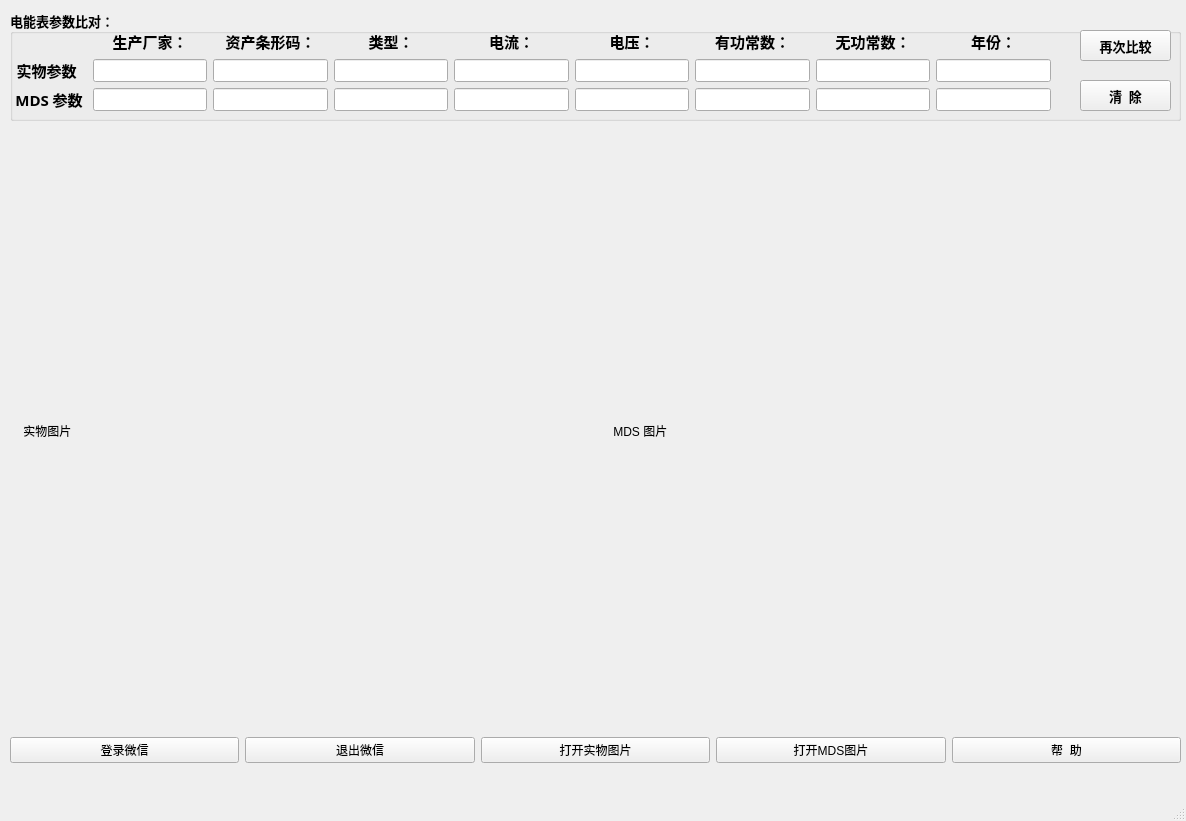
Above: Meter_Parameter.ui from ocean998/Meter_Parameters before the change. Below: the same form after it.
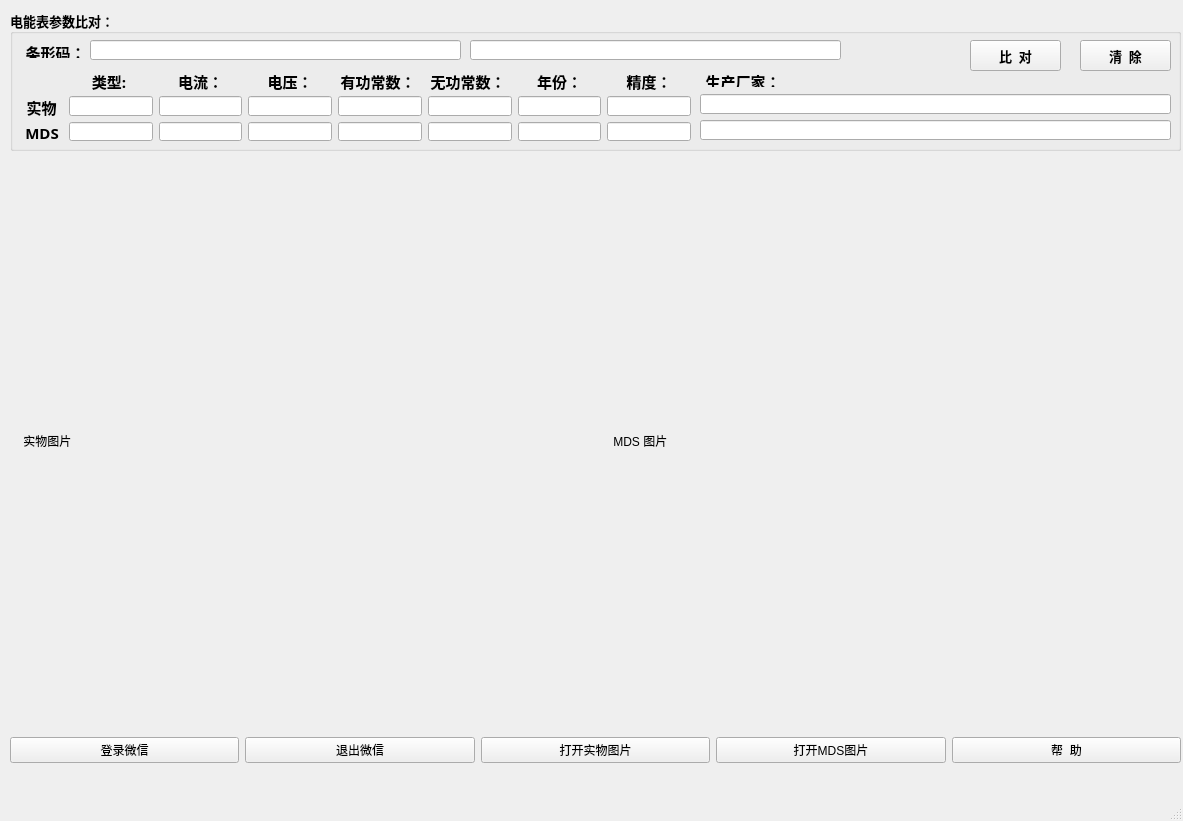
That is the form after the change.

Commit message: pyQt5 界面逻辑分离2

```diff
--- a/Meter_Parameter.ui
+++ b/Meter_Parameter.ui
@@ -6,7 +6,7 @@
    <rect>
     <x>0</x>
     <y>0</y>
-    <width>1186</width>
+    <width>1183</width>
     <height>821</height>
    </rect>
   </property>
@@ -23,7 +23,7 @@
       <x>10</x>
       <y>10</y>
       <width>1171</width>
-      <height>111</height>
+      <height>141</height>
      </rect>
     </property>
     <property name="font">
@@ -37,16 +37,119 @@
     <property name="title">
      <string>电能表参数比对：</string>
     </property>
+    <widget class="QPushButton" name="pushButton_5">
+     <property name="geometry">
+      <rect>
+       <x>960</x>
+       <y>30</y>
+       <width>91</width>
+       <height>31</height>
+      </rect>
+     </property>
+     <property name="text">
+      <string>比  对</string>
+     </property>
+    </widget>
+    <widget class="QPushButton" name="pushButton_6">
+     <property name="geometry">
+      <rect>
+       <x>1070</x>
+       <y>30</y>
+       <width>91</width>
+       <height>31</height>
+      </rect>
+     </property>
+     <property name="text">
+      <string>清  除</string>
+     </property>
+    </widget>
+    <widget class="QLineEdit" name="lineEdit_10">
+     <property name="geometry">
+      <rect>
+       <x>460</x>
+       <y>30</y>
+       <width>371</width>
+       <height>20</height>
+      </rect>
+     </property>
+    </widget>
+    <widget class="QLineEdit" name="lineEdit_2">
+     <property name="geometry">
+      <rect>
+       <x>80</x>
+       <y>30</y>
+       <width>371</width>
+       <height>20</height>
+      </rect>
+     </property>
+    </widget>
+    <widget class="QLabel" name="label_25">
+     <property name="geometry">
+      <rect>
+       <x>10</x>
+       <y>31</y>
+       <width>71</width>
+       <height>17</height>
+      </rect>
+     </property>
+     <property name="font">
+      <font>
+       <family>新宋体</family>
+       <pointsize>9</pointsize>
+       <weight>50</weight>
+       <bold>false</bold>
+      </font>
+     </property>
+     <property name="text">
+      <string>&lt;html&gt;&lt;head/&gt;&lt;body&gt;&lt;p align=&quot;center&quot;&gt;&lt;span style=&quot; font-size:11pt; font-weight:600;&quot;&gt;条形码：&lt;/span&gt;&lt;/p&gt;&lt;/body&gt;&lt;/html&gt;</string>
+     </property>
+    </widget>
     <widget class="QWidget" name="gridLayoutWidget_4">
      <property name="geometry">
       <rect>
-       <x>0</x>
-       <y>20</y>
-       <width>1041</width>
-       <height>81</height>
+       <x>10</x>
+       <y>60</y>
+       <width>671</width>
+       <height>71</height>
       </rect>
      </property>
      <layout class="QGridLayout" name="gridLayout_4">
+      <item row="2" column="3">
+       <widget class="QLineEdit" name="lineEdit_13"/>
+      </item>
+      <item row="2" column="1">
+       <widget class="QLineEdit" name="lineEdit_11"/>
+      </item>
+      <item row="2" column="2">
+       <widget class="QLineEdit" name="lineEdit_12"/>
+      </item>
+      <item row="2" column="4">
+       <widget class="QLineEdit" name="lineEdit_14"/>
+      </item>
+      <item row="2" column="5">
+       <widget class="QLineEdit" name="lineEdit_15"/>
+      </item>
+      <item row="0" column="6">
+       <widget class="QLabel" name="label_26">
+        <property name="font">
+         <font>
+          <family>新宋体</family>
+          <pointsize>9</pointsize>
+          <weight>50</weight>
+          <bold>false</bold>
+         </font>
+        </property>
+        <property name="text">
+         <string>&lt;html&gt;&lt;head/&gt;&lt;body&gt;&lt;p align=&quot;center&quot;&gt;&lt;span style=&quot; font-size:11pt; font-weight:600;&quot;&gt;年份：&lt;/span&gt;&lt;/p&gt;&lt;/body&gt;&lt;/html&gt;</string>
+        </property>
+       </widget>
+      </item>
+      <item row="2" column="6">
+       <widget class="QLineEdit" name="lineEdit_16"/>
+      </item>
+      <item row="1" column="6">
+       <widget class="QLineEdit" name="lineEdit_8"/>
+      </item>
       <item row="2" column="0">
        <widget class="QLabel" name="label_3">
         <property name="font">
@@ -56,7 +159,7 @@
          </font>
         </property>
         <property name="text">
-         <string>&lt;html&gt;&lt;head/&gt;&lt;body&gt;&lt;p align=&quot;center&quot;&gt;&lt;span style=&quot; font-size:11pt;&quot;&gt;MDS 参数 &lt;/span&gt;&lt;/p&gt;&lt;/body&gt;&lt;/html&gt;</string>
+         <string>&lt;html&gt;&lt;head/&gt;&lt;body&gt;&lt;p align=&quot;center&quot;&gt;&lt;span style=&quot; font-size:11pt; font-weight:600;&quot;&gt;MDS &lt;/span&gt;&lt;/p&gt;&lt;/body&gt;&lt;/html&gt;</string>
         </property>
         <property name="indent">
          <number>5</number>
@@ -72,71 +175,11 @@
          </font>
         </property>
         <property name="text">
-         <string>&lt;html&gt;&lt;head/&gt;&lt;body&gt;&lt;p align=&quot;center&quot;&gt;&lt;span style=&quot; font-size:11pt;&quot;&gt;实物参数 &lt;/span&gt;&lt;/p&gt;&lt;/body&gt;&lt;/html&gt;</string>
-        </property>
-       </widget>
-      </item>
-      <item row="0" column="1">
-       <widget class="QLabel" name="label_18">
-        <property name="font">
-         <font>
-          <family>新宋体</family>
-          <pointsize>9</pointsize>
-          <weight>50</weight>
-          <bold>false</bold>
-         </font>
-        </property>
-        <property name="text">
-         <string>&lt;html&gt;&lt;head/&gt;&lt;body&gt;&lt;p align=&quot;center&quot;&gt;&lt;span style=&quot; font-size:11pt; font-weight:600;&quot;&gt;生产厂家：&lt;/span&gt;&lt;/p&gt;&lt;/body&gt;&lt;/html&gt;</string>
+         <string>&lt;html&gt;&lt;head/&gt;&lt;body&gt;&lt;p align=&quot;center&quot;&gt;&lt;span style=&quot; font-size:11pt; font-weight:600;&quot;&gt;实物&lt;/span&gt;&lt;/p&gt;&lt;/body&gt;&lt;/html&gt;</string>
         </property>
        </widget>
       </item>
       <item row="0" column="3">
-       <widget class="QLabel" name="label_20">
-        <property name="font">
-         <font>
-          <family>新宋体</family>
-          <pointsize>9</pointsize>
-          <weight>50</weight>
-          <bold>false</bold>
-         </font>
-        </property>
-        <property name="text">
-         <string>&lt;html&gt;&lt;head/&gt;&lt;body&gt;&lt;p align=&quot;center&quot;&gt;&lt;span style=&quot; font-size:11pt; font-weight:600;&quot;&gt;类型：&lt;/span&gt;&lt;/p&gt;&lt;/body&gt;&lt;/html&gt;</string>
-        </property>
-       </widget>
-      </item>
-      <item row="0" column="2">
-       <widget class="QLabel" name="label_25">
-        <property name="font">
-         <font>
-          <family>新宋体</family>
-          <pointsize>9</pointsize>
-          <weight>50</weight>
-          <bold>false</bold>
-         </font>
-        </property>
-        <property name="text">
-         <string>&lt;html&gt;&lt;head/&gt;&lt;body&gt;&lt;p align=&quot;center&quot;&gt;&lt;span style=&quot; font-size:11pt; font-weight:600;&quot;&gt;资产条形码：&lt;/span&gt;&lt;/p&gt;&lt;/body&gt;&lt;/html&gt;</string>
-        </property>
-       </widget>
-      </item>
-      <item row="0" column="7">
-       <widget class="QLabel" name="label_22">
-        <property name="font">
-         <font>
-          <family>新宋体</family>
-          <pointsize>9</pointsize>
-          <weight>50</weight>
-          <bold>false</bold>
-         </font>
-        </property>
-        <property name="text">
-         <string>&lt;html&gt;&lt;head/&gt;&lt;body&gt;&lt;p align=&quot;center&quot;&gt;&lt;span style=&quot; font-size:11pt; font-weight:600;&quot;&gt;无功常数：&lt;/span&gt;&lt;/p&gt;&lt;/body&gt;&lt;/html&gt;</string>
-        </property>
-       </widget>
-      </item>
-      <item row="0" column="5">
        <widget class="QLabel" name="label_21">
         <property name="enabled">
          <bool>true</bool>
@@ -158,7 +201,37 @@
         </property>
        </widget>
       </item>
-      <item row="0" column="4">
+      <item row="0" column="5">
+       <widget class="QLabel" name="label_22">
+        <property name="font">
+         <font>
+          <family>新宋体</family>
+          <pointsize>9</pointsize>
+          <weight>50</weight>
+          <bold>false</bold>
+         </font>
+        </property>
+        <property name="text">
+         <string>&lt;html&gt;&lt;head/&gt;&lt;body&gt;&lt;p align=&quot;center&quot;&gt;&lt;span style=&quot; font-size:11pt; font-weight:600;&quot;&gt;无功常数：  &lt;/span&gt;&lt;/p&gt;&lt;/body&gt;&lt;/html&gt;</string>
+        </property>
+       </widget>
+      </item>
+      <item row="0" column="1">
+       <widget class="QLabel" name="label_20">
+        <property name="font">
+         <font>
+          <family>新宋体</family>
+          <pointsize>9</pointsize>
+          <weight>50</weight>
+          <bold>false</bold>
+         </font>
+        </property>
+        <property name="text">
+         <string>&lt;html&gt;&lt;head/&gt;&lt;body&gt;&lt;p align=&quot;center&quot;&gt;&lt;span style=&quot; font-size:11pt; font-weight:600;&quot;&gt;类型:       &lt;/span&gt;&lt;/p&gt;&lt;/body&gt;&lt;/html&gt;</string>
+        </property>
+       </widget>
+      </item>
+      <item row="0" column="2">
        <widget class="QLabel" name="label_19">
         <property name="font">
          <font>
@@ -173,7 +246,7 @@
         </property>
        </widget>
       </item>
-      <item row="0" column="6">
+      <item row="0" column="4">
        <widget class="QLabel" name="label_23">
         <property name="font">
          <font>
@@ -184,99 +257,87 @@
          </font>
         </property>
         <property name="text">
-         <string>&lt;html&gt;&lt;head/&gt;&lt;body&gt;&lt;p align=&quot;center&quot;&gt;&lt;span style=&quot; font-size:11pt; font-weight:600;&quot;&gt;有功常数：&lt;/span&gt;&lt;/p&gt;&lt;/body&gt;&lt;/html&gt;</string>
+         <string>&lt;html&gt;&lt;head/&gt;&lt;body&gt;&lt;p align=&quot;center&quot;&gt;&lt;span style=&quot; font-size:11pt; font-weight:600;&quot;&gt;有功常数：  &lt;/span&gt;&lt;/p&gt;&lt;/body&gt;&lt;/html&gt;</string>
         </property>
        </widget>
       </item>
-      <item row="0" column="8">
-       <widget class="QLabel" name="label_26">
-        <property name="font">
-         <font>
-          <family>新宋体</family>
-          <pointsize>9</pointsize>
-          <weight>50</weight>
-          <bold>false</bold>
-         </font>
-        </property>
-        <property name="text">
-         <string>&lt;html&gt;&lt;head/&gt;&lt;body&gt;&lt;p align=&quot;center&quot;&gt;&lt;span style=&quot; font-size:11pt; font-weight:600;&quot;&gt;年份：&lt;/span&gt;&lt;/p&gt;&lt;/body&gt;&lt;/html&gt;</string>
-        </property>
-       </widget>
+      <item row="1" column="4">
+       <widget class="QLineEdit" name="lineEdit_6"/>
+      </item>
+      <item row="1" column="5">
+       <widget class="QLineEdit" name="lineEdit_7"/>
       </item>
       <item row="1" column="1">
-       <widget class="QLineEdit" name="lineEdit"/>
-      </item>
-      <item row="1" column="2">
-       <widget class="QLineEdit" name="lineEdit_2"/>
-      </item>
-      <item row="1" column="3">
        <widget class="QLineEdit" name="lineEdit_3"/>
       </item>
-      <item row="1" column="4">
+      <item row="1" column="2">
        <widget class="QLineEdit" name="lineEdit_4"/>
       </item>
-      <item row="1" column="5">
+      <item row="1" column="3">
        <widget class="QLineEdit" name="lineEdit_5"/>
       </item>
-      <item row="1" column="6">
-       <widget class="QLineEdit" name="lineEdit_6"/>
+      <item row="0" column="7">
+       <widget class="QLabel" name="label_27">
+        <property name="font">
+         <font>
+          <family>新宋体</family>
+          <pointsize>9</pointsize>
+          <weight>50</weight>
+          <bold>false</bold>
+         </font>
+        </property>
+        <property name="text">
+         <string>&lt;html&gt;&lt;head/&gt;&lt;body&gt;&lt;p align=&quot;center&quot;&gt;&lt;span style=&quot; font-size:11pt; font-weight:600;&quot;&gt;精度：&lt;/span&gt;&lt;/p&gt;&lt;/body&gt;&lt;/html&gt;</string>
+        </property>
+       </widget>
       </item>
       <item row="1" column="7">
-       <widget class="QLineEdit" name="lineEdit_7"/>
-      </item>
-      <item row="1" column="8">
-       <widget class="QLineEdit" name="lineEdit_8"/>
-      </item>
-      <item row="2" column="1">
-       <widget class="QLineEdit" name="lineEdit_9"/>
-      </item>
-      <item row="2" column="2">
-       <widget class="QLineEdit" name="lineEdit_10"/>
-      </item>
-      <item row="2" column="3">
-       <widget class="QLineEdit" name="lineEdit_11"/>
-      </item>
-      <item row="2" column="4">
-       <widget class="QLineEdit" name="lineEdit_12"/>
-      </item>
-      <item row="2" column="5">
-       <widget class="QLineEdit" name="lineEdit_13"/>
-      </item>
-      <item row="2" column="6">
-       <widget class="QLineEdit" name="lineEdit_14"/>
+       <widget class="QLineEdit" name="lineEdit_17"/>
       </item>
       <item row="2" column="7">
-       <widget class="QLineEdit" name="lineEdit_15"/>
-      </item>
-      <item row="2" column="8">
-       <widget class="QLineEdit" name="lineEdit_16"/>
+       <widget class="QLineEdit" name="lineEdit_18"/>
       </item>
      </layout>
     </widget>
-    <widget class="QPushButton" name="pushButton_5">
+    <widget class="QLineEdit" name="lineEdit_9">
      <property name="geometry">
       <rect>
-       <x>1070</x>
-       <y>20</y>
-       <width>91</width>
-       <height>31</height>
+       <x>690</x>
+       <y>110</y>
+       <width>471</width>
+       <height>20</height>
       </rect>
      </property>
-     <property name="text">
-      <string>再次比较</string>
-     </property>
     </widget>
-    <widget class="QPushButton" name="pushButton_6">
+    <widget class="QLabel" name="label_18">
      <property name="geometry">
       <rect>
-       <x>1070</x>
-       <y>70</y>
-       <width>91</width>
-       <height>31</height>
+       <x>690</x>
+       <y>60</y>
+       <width>86</width>
+       <height>17</height>
       </rect>
      </property>
+     <property name="font">
+      <font>
+       <family>新宋体</family>
+       <pointsize>9</pointsize>
+       <weight>50</weight>
+       <bold>false</bold>
+      </font>
+     </property>
      <property name="text">
-      <string>清  除</string>
+      <string>&lt;html&gt;&lt;head/&gt;&lt;body&gt;&lt;p align=&quot;center&quot;&gt;&lt;span style=&quot; font-size:11pt; font-weight:600;&quot;&gt;生产厂家：&lt;/span&gt;&lt;/p&gt;&lt;/body&gt;&lt;/html&gt;</string>
+     </property>
+    </widget>
+    <widget class="QLineEdit" name="lineEdit">
+     <property name="geometry">
+      <rect>
+       <x>690</x>
+       <y>84</y>
+       <width>471</width>
+       <height>20</height>
+      </rect>
      </property>
     </widget>
    </widget>
@@ -284,9 +345,9 @@
     <property name="geometry">
      <rect>
       <x>10</x>
-      <y>140</y>
+      <y>160</y>
       <width>1171</width>
-      <height>581</height>
+      <height>561</height>
      </rect>
     </property>
     <layout class="QHBoxLayout" name="horizontalLayout">
```
Left out of the diff: 2 changed lines with no effect on the pictures. The commit also changes 5 other files.
